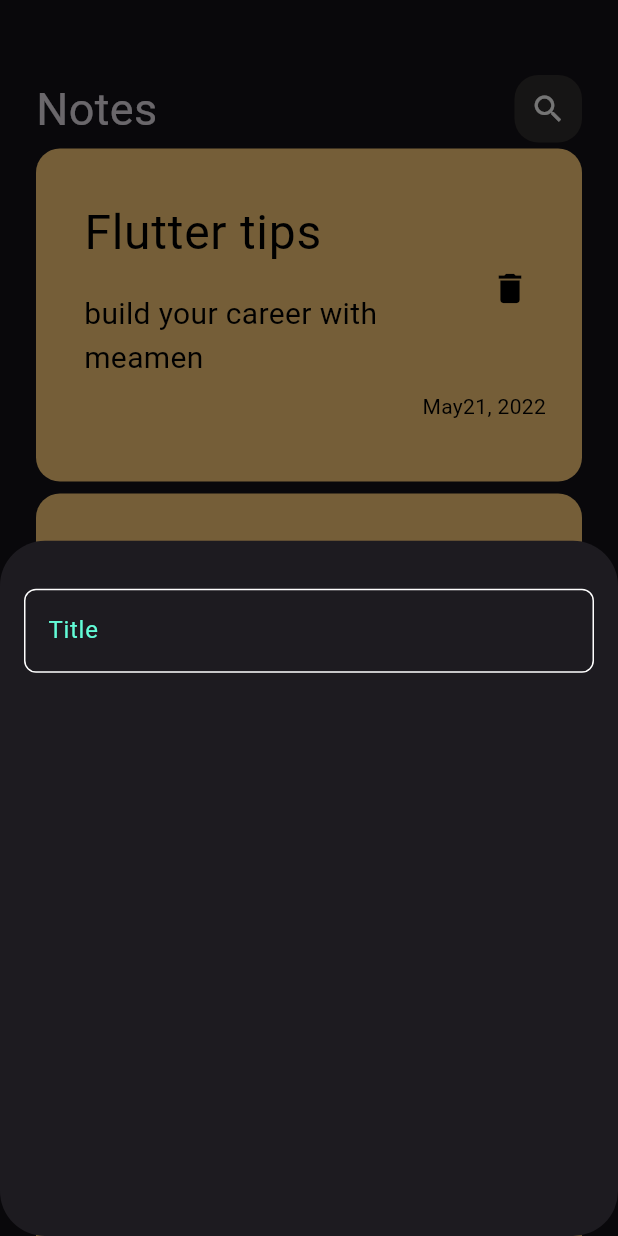
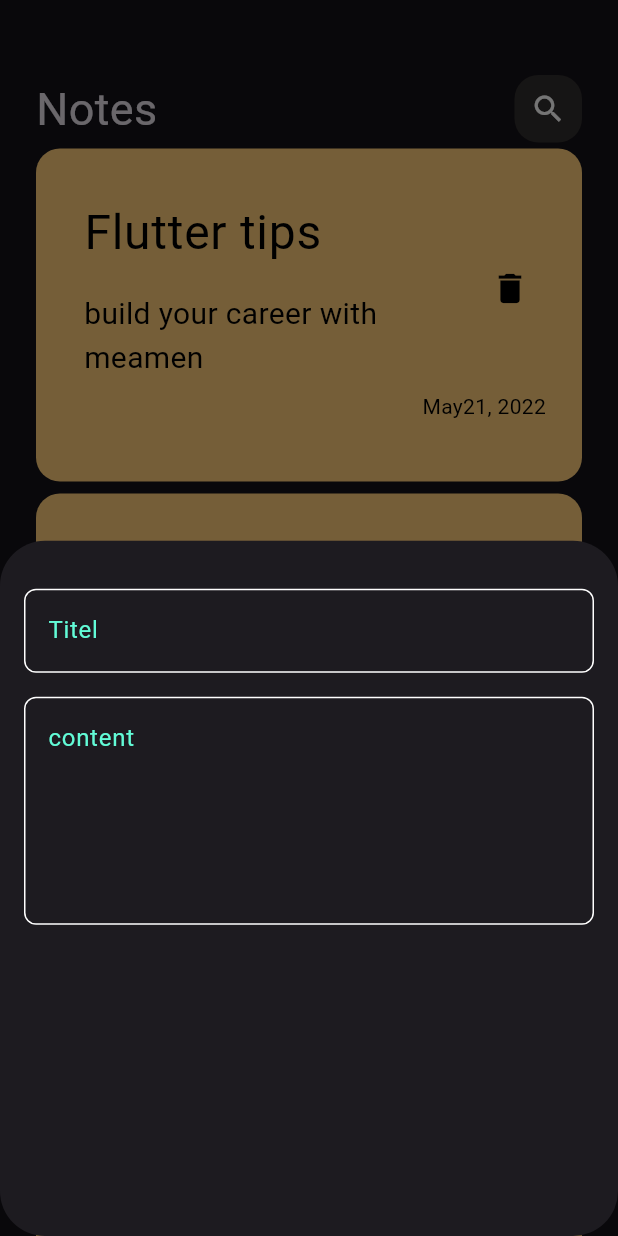
Before and after one commit to mandosalem/notes_app, a Flutter app: the screen it shows after launch, after a tap on the "add" icon, on a phone screen of 412 x 824 dp. Run offline on Flutter 3.47's test engine with Material 3 defaults, Android fonts, the phone set to English and light mode, and no system bars; Roboto replaces fonts that are missing (Poppins).

Commit message:
add field to bottom sheet

```diff
--- a/lib/widgets/add_note_bottom_sheet.dart
+++ b/lib/widgets/add_note_bottom_sheet.dart
@@ -15,7 +15,16 @@ class AddNoteBottomSheet extends StatelessWidget {
           SizedBox(
             height: 32,
           ),
-          CustomTextField(),
+          CustomTextField(
+            hint: 'Titel',
+          ),
+          SizedBox(
+            height: 16,
+          ),
+          CustomTextField(
+            hint: 'content',
+            maxLines: 5,
+          ),
         ],
 
       ),
--- a/lib/widgets/custom_text_field.dart
+++ b/lib/widgets/custom_text_field.dart
@@ -4,14 +4,16 @@ import 'package:flutter/material.dart';
 import 'package:flutter_module_3/widgets/constants.dart';
 
 class CustomTextField extends StatelessWidget {
-  const CustomTextField({super.key});
-
+  const CustomTextField({super.key, required this.hint, this.maxLines = 1});
+  final String hint;
+  final int maxLines;
   @override
   Widget build(BuildContext context) {
     return  TextField(
       cursorColor: kPrimaryColor,
+      maxLines: maxLines,
       decoration: InputDecoration(
-        hintText: 'Title',
+        hintText: hint,
         hintStyle: const TextStyle(
           color: kPrimaryColor
         ),
```
